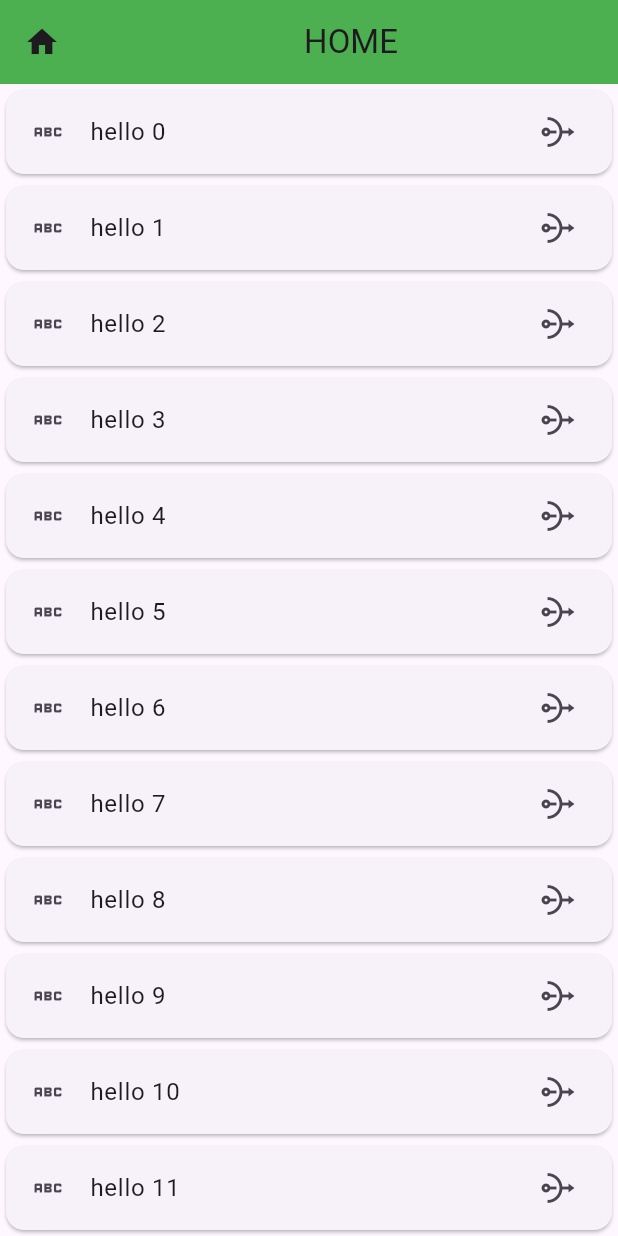
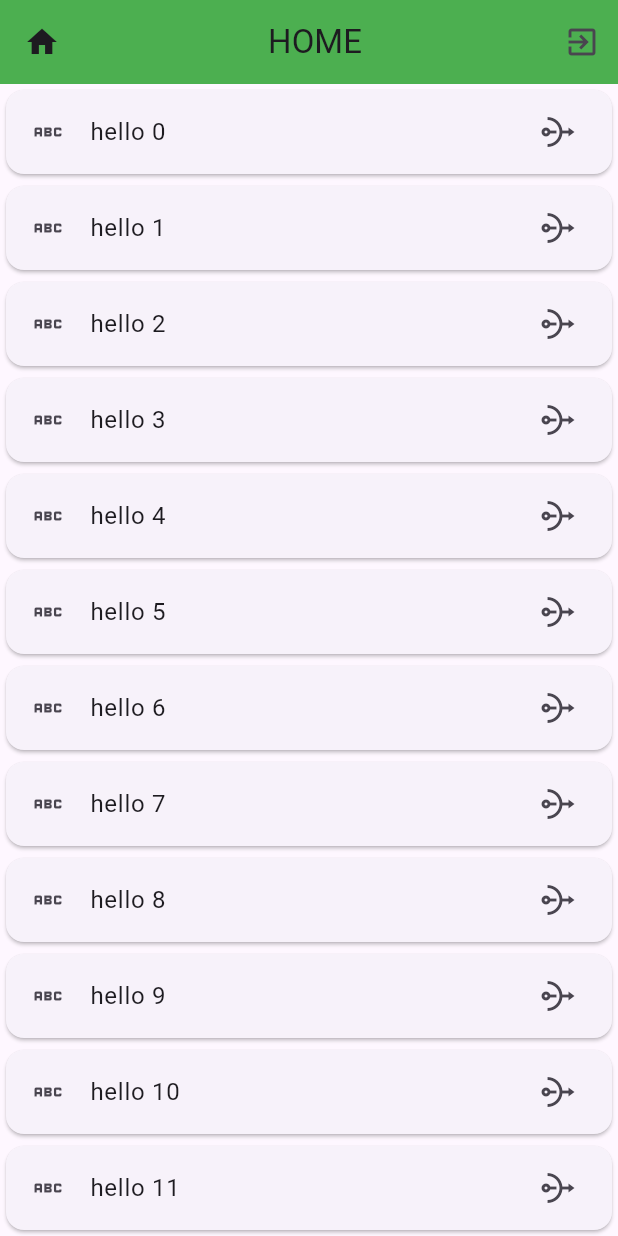
Before and after one commit to Adn916/login_page, a Flutter app: the ScreenHome screen opened directly, on a phone screen of 412 x 824 dp. Run offline on Flutter 3.47's test engine with Material 3 defaults, Android fonts, the phone set to English and light mode, and no system bars; our stand-ins replace shared_preferences; accounts and stored records are empty.

Commit message:
changed again

```diff
--- a/login/lib/screens/home.dart
+++ b/login/lib/screens/home.dart
@@ -13,9 +13,12 @@ class ScreenHome extends StatelessWidget {
         backgroundColor: Colors.green,
         leading: Icon(Icons.home),
         actions: [
-          //   IconButton(onPressed: (){
-          //     signout(context);
-          //   }, icon: Icon(Icons.exit_to_app),)
+          IconButton(
+            onPressed: () {
+              signout(context);
+            },
+            icon: Icon(Icons.exit_to_app),
+          )
         ],
       ),
       body: ListView.builder(
```
